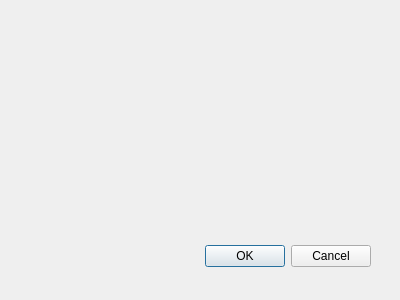
Qt form src/ainesmile/Dialogs/summarydialog.ui (missdeer/ainesmile) before a commit.
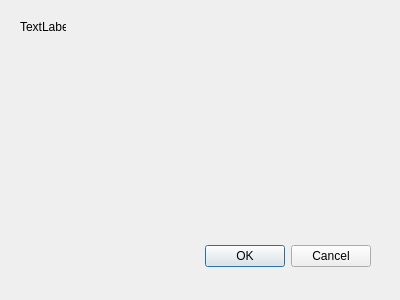
The same form after that commit. Icons and pictures are not drawn.

```diff
--- a/src/ainesmile/Dialogs/summarydialog.ui
+++ b/src/ainesmile/Dialogs/summarydialog.ui
@@ -33,6 +33,25 @@
     <set>QDialogButtonBox::Cancel|QDialogButtonBox::Ok</set>
    </property>
   </widget>
+  <widget class="QLabel" name="label">
+   <property name="geometry">
+    <rect>
+     <x>20</x>
+     <y>20</y>
+     <width>46</width>
+     <height>13</height>
+    </rect>
+   </property>
+   <property name="text">
+    <string>TextLabel</string>
+   </property>
+   <property name="alignment">
+    <set>Qt::AlignLeading|Qt::AlignLeft|Qt::AlignTop</set>
+   </property>
+   <property name="wordWrap">
+    <bool>true</bool>
+   </property>
+  </widget>
  </widget>
  <resources>
   <include location="../ainesmile.qrc"/>
```
